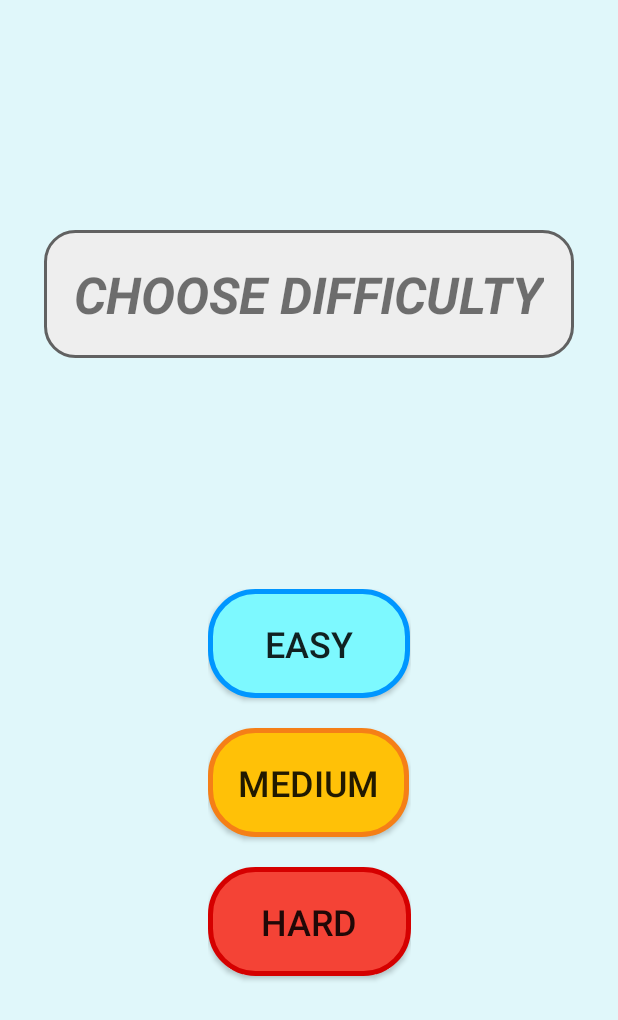
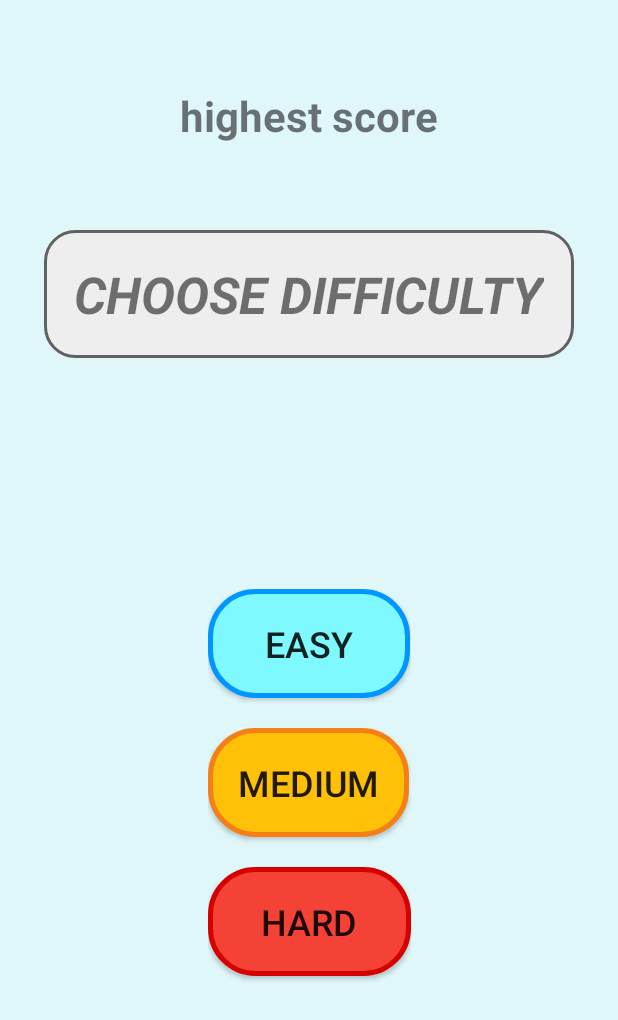
Before and after one commit to RamazanOzerr/Rock-Paper-Scissors-Game-Java, an Android app: the layout activity_game_mode.xml on its own in the app's theme, with its tools: preview values and no code run, on a phone screen of 412 x 824 dp. Shown: the top 1020 px of the screen. Run offline under Robolectric (Android 15) with nearby library versions, the phone set to English and light mode, and no system bars.

Commit message:
get highest score via SharedPreferences

```diff
--- a/app/src/main/AndroidManifest.xml
+++ b/app/src/main/AndroidManifest.xml
@@ -11,6 +11,12 @@
         android:supportsRtl="true"
         android:theme="@style/Theme.RockPaperScissorsGame"
         tools:targetApi="31">
+        <activity
+            android:name=".LostActivity"
+            android:exported="false" />
+        <activity
+            android:name=".WinActivity"
+            android:exported="false" />
         <activity
             android:name=".GameModeActivity"
             android:exported="false" />
--- a/app/src/main/res/layout/activity_game_mode.xml
+++ b/app/src/main/res/layout/activity_game_mode.xml
@@ -75,4 +75,17 @@
 
     </LinearLayout>
 
+    <androidx.appcompat.widget.AppCompatTextView
+        android:id="@+id/text_highest_score"
+        android:layout_width="wrap_content"
+        android:layout_height="wrap_content"
+        app:layout_constraintStart_toStartOf="parent"
+        app:layout_constraintEnd_toEndOf="parent"
+        app:layout_constraintTop_toTopOf="parent"
+        tools:text="highest score"
+        android:textSize="28sp"
+        android:textStyle="bold"
+        app:layout_constraintBottom_toTopOf="@+id/text_activity_game_mode"
+        />
+
 </androidx.constraintlayout.widget.ConstraintLayout>
--- a/app/src/main/res/values/strings.xml
+++ b/app/src/main/res/values/strings.xml
@@ -4,4 +4,6 @@
     <string name="win">WIN</string>
     <string name="draw">DRAW</string>
     <string name="lost">LOST</string>
+    <string name="saved_high_score_key">saved high score key</string>
+    <string name="shared_preferences_key">shared preferences</string>
 </resources>
```
Also changed, not shown: app/src/main/java/com/example/rockpaperscissorsgame/GameModeActivity.java (+12 -0 lines), app/src/main/java/com/example/rockpaperscissorsgame/MainActivity.java (+21 -1 lines).
